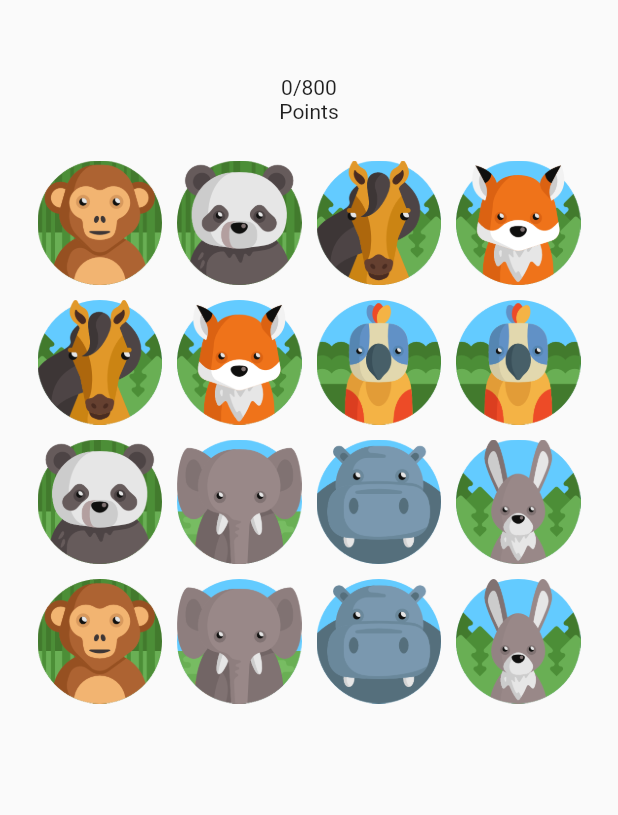
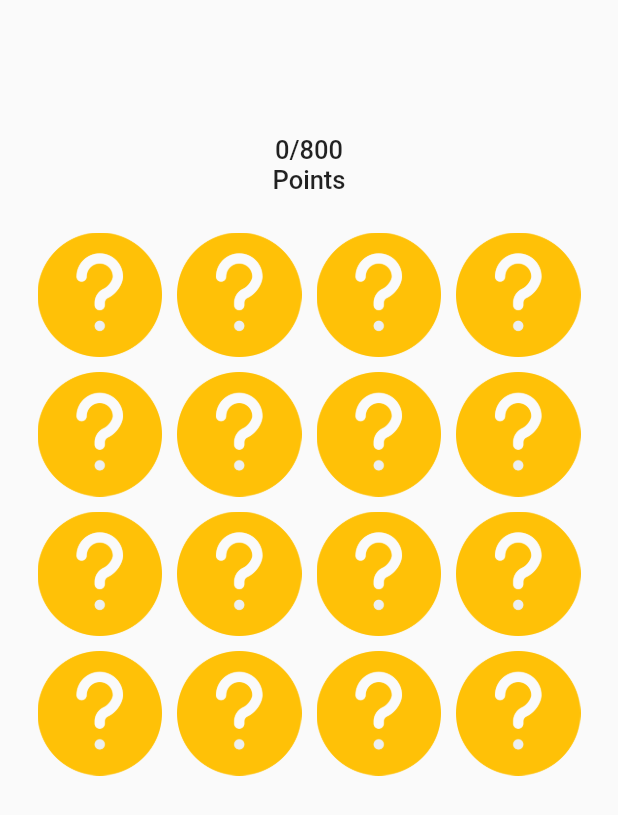
Before and after one commit to thevipulkumawat/project_cookies, a Flutter app: the screen it shows after launch, on a phone screen of 412 x 824 dp. Shown: the top 815 px of the screen. Run offline on Flutter 3.47's test engine with Material 2 defaults, Android fonts, the phone set to English and light mode, and no system bars.

Commit message:
16112022

```diff
--- a/lib/data/data.dart
+++ b/lib/data/data.dart
@@ -1,4 +1,11 @@
 import '../model/tile_mode.dart';
+
+List<TileModel> pairs = <TileModel>[];
+List<TileModel> visiblePairs = <TileModel>[];
+int points = 0;
+bool selected = false;
+String selectedImageAssetPath = "";
+int selectedTileIndex = 0;
 
 List<TileModel> getPairs() {
   List<TileModel> pairs = <TileModel>[];
--- a/lib/main.dart
+++ b/lib/main.dart
@@ -32,9 +32,6 @@ class HomePage extends StatefulWidget {
 }
 
 class _HomePageState extends State<HomePage> {
-  List<TileModel> pairs = <TileModel>[];
-  List<TileModel> visiblePairs = <TileModel>[];
-
   @override
   void initState() {
     // TODO: implement initState
@@ -43,10 +40,12 @@ class _HomePageState extends State<HomePage> {
     pairs = getPairs();
     pairs.shuffle();
     visiblePairs = pairs;
+    selected = true;
 
     Future.delayed(const Duration(seconds: 5), () {
       setState(() {
         visiblePairs = getQuestions();
+        selected = false;
       });
     });
   }
@@ -55,11 +54,26 @@ class _HomePageState extends State<HomePage> {
   Widget build(BuildContext context) {
     return Scaffold(
       body: Container(
-        padding: EdgeInsets.symmetric(vertical: 50, horizontal: 20),
+        padding: const EdgeInsets.symmetric(vertical: 50, horizontal: 20),
         child: Column(
           children: [
-            Text('0/800'),
-            Text('Points'),
+            const SizedBox(
+              height: 40,
+            ),
+            Text(
+              '$points/800',
+              style: TextStyle(
+                fontSize: 17,
+                fontWeight: FontWeight.w500,
+              ),
+            ),
+            const Text(
+              'Points',
+              style: TextStyle(
+                fontSize: 17,
+                fontWeight: FontWeight.w500,
+              ),
+            ),
             const SizedBox(
               height: 20,
             ),
@@ -71,9 +85,9 @@ class _HomePageState extends State<HomePage> {
               ),
               children: List.generate(visiblePairs.length, (index) {
                 return Tile(
-                  imageAssetPath: pairs[index].getImageAssetPath(),
+                  imageAssetPath: visiblePairs[index].getImageAssetPath(),
                   parent: this,
-                  selected: pairs[index].getIsSelected(),
+                  tileIndex: index,
                 );
               }),
             ),
@@ -86,14 +100,14 @@ class _HomePageState extends State<HomePage> {
 
 @immutable
 class Tile extends StatefulWidget {
-  Tile(
-      {Key? key,
-      required this.imageAssetPath,
-      required this.parent,
-      required this.selected})
-      : super(key: key);
+  Tile({
+    Key? key,
+    required this.imageAssetPath,
+    required this.parent,
+    required this.tileIndex,
+  }) : super(key: key);
   String imageAssetPath;
-  bool selected;
+  int tileIndex;
   _HomePageState parent;
 
   @override
@@ -103,9 +117,57 @@ class Tile extends StatefulWidget {
 class _TileState extends State<Tile> {
   @override
   Widget build(BuildContext context) {
-    return Container(
-      margin: const EdgeInsets.all(5),
-      child: Image.asset(widget.imageAssetPath),
+    return GestureDetector(
+      onTap: () {
+        if (!selected) {
+          if (selectedImageAssetPath != "") {
+            if (selectedImageAssetPath ==
+                pairs[widget.tileIndex].getImageAssetPath()) {
+              //correct
+              print('correct');
+              selected = true;
+              Future.delayed(const Duration(seconds: 2), () {
+                points = points + 100;
+                setState(() {});
+                selected = false;
+                widget.parent.setState(() {
+                  pairs[widget.tileIndex].setImageAssetPath("");
+                  pairs[selectedTileIndex].setImageAssetPath("");
+                });
+                selectedImageAssetPath = "";
+              });
+            } else {
+              //wrong choice
+              print('wrong');
+              selected = true;
+              Future.delayed(const Duration(seconds: 2), () {
+                selected = false;
+                widget.parent.setState(() {
+                  pairs[widget.tileIndex].setIsSelected(false);
+                  pairs[selectedTileIndex].setIsSelected(false);
+                });
+                selectedImageAssetPath = "";
+              });
+            }
+          } else {
+            selectedTileIndex = widget.tileIndex;
+            selectedImageAssetPath =
+                pairs[widget.tileIndex].getImageAssetPath();
+          }
+          setState(() {
+            pairs[widget.tileIndex].setIsSelected(true);
+          });
+
+          print('you clicked me');
+        }
+      },
+      child: Container(
+          margin: const EdgeInsets.all(5),
+          child: pairs[widget.tileIndex].getImageAssetPath() != ""
+              ? Image.asset(pairs[widget.tileIndex].getIsSelected()
+                  ? pairs[widget.tileIndex].getImageAssetPath()
+                  : widget.imageAssetPath)
+              : Image.asset("assets/correct.png")),
     );
   }
 }
```
